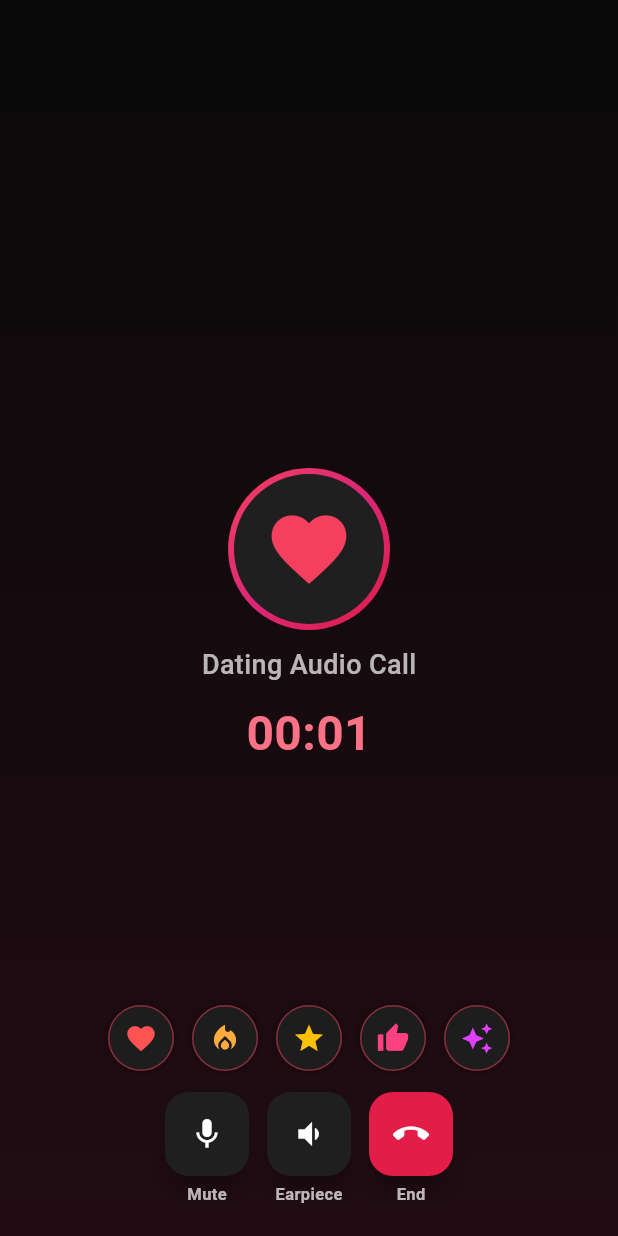
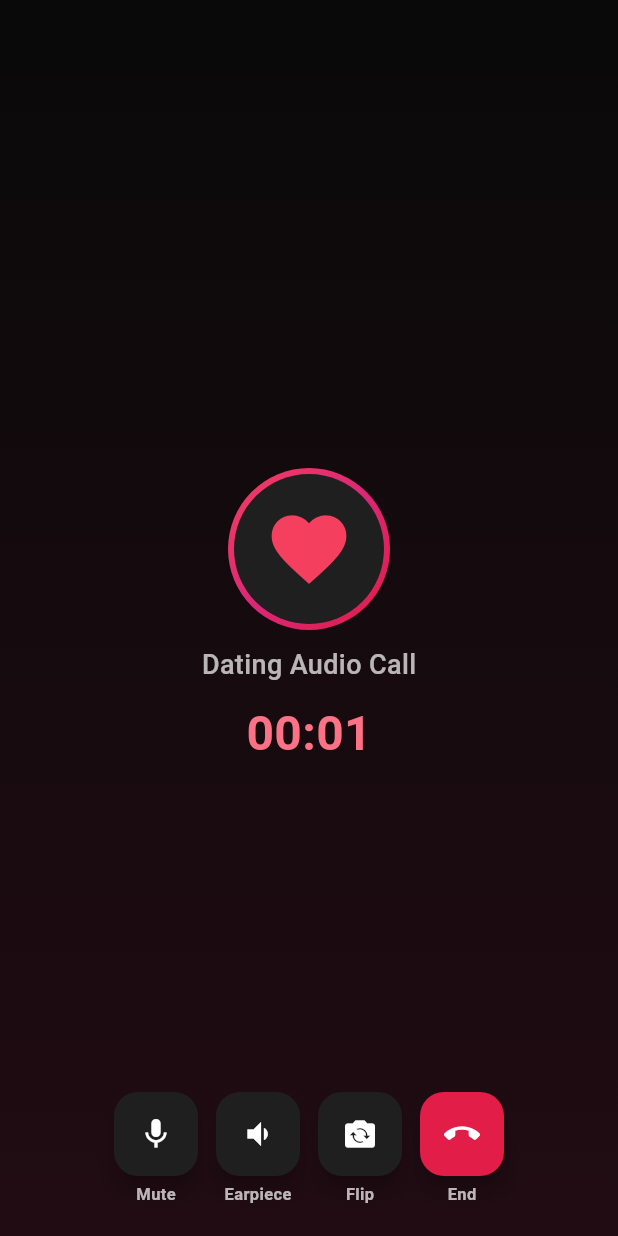
Before and after one commit to Yashveer273/dating_app, a Flutter app: the SharedCallScreen screen opened directly with empty values, on a phone screen of 412 x 824 dp. Run offline on Flutter 3.47's test engine with Material 3 defaults, Android fonts, the phone set to English and light mode, and no system bars; our stand-ins replace cloud_firestore, firebase_core, flutter_local_notifications, get, get_storage, permission_handler and 1 more; missing offline and left inert: flutter_cashfree_pg_sdk, flutter_webrtc; accounts and stored records are empty; network calls fail.

Commit message:
adio video done reaction feature removed

```diff
--- a/lib/screens/caling_agent_dashboard/callreceive/CallReactionHandler.dart
+++ b/lib/screens/caling_agent_dashboard/callreceive/CallReactionHandler.dart
@@ -1,3 +1,5 @@
+// views/caling_agent_dashboard/callreceive/CallReactionHandler.dart
+
 import 'package:flutter/material.dart';
 import 'package:socket_io_client/socket_io_client.dart' as IO;
 
@@ -16,9 +18,11 @@ class FloatingReactionIcon {
 
 mixin CallReactionHandler {
   final List<FloatingReactionIcon> floatingReactions = [];
+
   IO.Socket? get socket;
-  String get roomId;
-  VoidCallback get onStateUpdated;
+  String get roomIdRef; // 🟢 इसे कंट्रोलर के roomId से सही से मैप किया गया है
+  VoidCallback
+  get onStateUpdatedRef; // 🟢 इसे onStateUpdated से मैप किया गया है
 
   final Map<String, Map<String, dynamic>> reactionConfig = {
     'heart': {'icon': Icons.favorite, 'color': Colors.redAccent},
@@ -29,39 +33,47 @@ mixin CallReactionHandler {
   };
 
   void sendReaction(String iconKey) {
-    // 1. Local screen पर तुरंत दिखाएं
+    // 1. अपनी खुद की स्क्रीन पर तुरंत दिखाएं (Sender UI)
     triggerReactionAnimation(iconKey);
 
-    // 2. Socket के जरिए सामने वाले (Receiver) को भेजें
-    socket?.emit('send-reaction', {'roomId': roomId, 'iconKey': iconKey});
+    // 2. सॉकेट के जरिए सामने वाले को भेजें (Chrome से Mobile या Mobile से Chrome)
+    if (socket != null && socket!.connected) {
+      socket!.emit('send-reaction', {'roomId': roomIdRef, 'iconKey': iconKey});
+      debugPrint("❤️ [REACTION SENT] Key: $iconKey to Room: $roomIdRef");
+    }
   }
 
   void triggerReactionAnimation(String iconKey) {
     final config = reactionConfig[iconKey];
     if (config == null) return;
 
-    // रैंडम X पोजीशन जनरेट करें
     final double randomX = 50.0 + (DateTime.now().millisecond % 250);
 
     final reaction = FloatingReactionIcon(
-      id: DateTime.now().millisecondsSinceEpoch,
+      id: DateTime.now().millisecondsSinceEpoch + DateTime.now().microsecond,
       icon: config['icon'] as IconData,
       color: config['color'] as Color,
       startX: randomX,
     );
 
     floatingReactions.add(reaction);
-    onStateUpdated();
+
+    // 🟢 UI को तुरंत फोर्सफुली अपडेट करें ताकि दोनों (Web & Mobile) पर दिखे
+    onStateUpdatedRef();
 
     // 2.5 सेकंड बाद रिएक्शन को लिस्ट से हटा दें
     Future.delayed(const Duration(milliseconds: 2500), () {
       floatingReactions.removeWhere((item) => item.id == reaction.id);
-      onStateUpdated();
+      onStateUpdatedRef();
     });
   }
 
   void initReactionListener() {
+    socket?.off(
+      'receive-reaction',
+    ); // डुप्लीकेट लिसनर रोकने के लिए पहले साफ करें
     socket?.on('receive-reaction', (data) {
+      debugPrint("📥 [REACTION RECEIVED FROM SOCKET]: $data");
       if (data != null && data['iconKey'] != null) {
         triggerReactionAnimation(data['iconKey'].toString());
       }
--- a/lib/screens/caling_agent_dashboard/callreceive/shared_call_screen.dart
+++ b/lib/screens/caling_agent_dashboard/callreceive/shared_call_screen.dart
@@ -190,7 +190,7 @@ class _SharedCallScreenState extends State<SharedCallScreen>
 
     // 🟢 Real-time WebRTC Video View Display
     return ClipRRect(
-      borderRadius: BorderRadius.circular(isRemote ? 16 : 0),
+      borderRadius: BorderRadius.circular(isRemote ? 12 : 0),
       child: RTCVideoView(
         renderer,
         objectFit: RTCVideoViewObjectFit.RTCVideoViewObjectFitCover,
@@ -269,32 +269,7 @@ class _SharedCallScreenState extends State<SharedCallScreen>
                       )
                     : _buildAudioCallUI(),
               ),
-              ..._controller.floatingReactions.map((reaction) {
-                return Positioned(
-                  bottom: 120,
-                  left: reaction.startX,
-                  child: TweenAnimationBuilder(
-                    tween: Tween(begin: 0.0, end: 1.0),
-                    duration: const Duration(milliseconds: 2500),
-                    builder: (context, value, child) {
-                      return Transform.translate(
-                        offset: Offset(0, -value * 350),
-                        child: Opacity(
-                          opacity: (1 - value).clamp(0.0, 1.0).toDouble(),
-                          child: Transform.scale(
-                            scale: 0.8 + (value * 0.6),
-                            child: Icon(
-                              reaction.icon,
-                              size: 36,
-                              color: reaction.color,
-                            ),
-                          ),
-                        ),
-                      );
-                    },
-                  ),
-                );
-              }),
+
               Positioned.fill(
                 child: showLocalAsBig
                     ? _buildVideoPlaceholder(
@@ -364,13 +339,13 @@ class _SharedCallScreenState extends State<SharedCallScreen>
                     child: Container(
                       decoration: BoxDecoration(
                         border: Border.all(
-                          color: AppColors.primaryPink,
-                          width: 2,
+                          color: AppColors.genderDarkRadioBorder,
+                          width: 1,
                         ),
-                        borderRadius: BorderRadius.circular(16),
+
                         boxShadow: [
                           BoxShadow(
-                            color: AppColors.primaryPink.withOpacity(0.3),
+                            color: AppColors.darkCard.withOpacity(0.3),
                             blurRadius: 8,
                             spreadRadius: 2,
                           ),
@@ -426,9 +401,7 @@ class _SharedCallScreenState extends State<SharedCallScreen>
                     ),
                   ),
                 ),
-              // 🟢 1. अगर सामने वाला (Remote) म्यूट है
-              // 🟢 सिर्फ तब दिखेगा जब सामने वाला (Remote User) म्यूट होगा,
-              // और यह मैसेज बिल्कुल सही पर्सन की स्क्रीन पर जाएगा (Opposite direction में)
+
               if (_controller.isRemoteMuted)
                 Positioned(
                   top: _callType == 'video' ? 195 : 150,
@@ -470,70 +443,6 @@ class _SharedCallScreenState extends State<SharedCallScreen>
                         ],
                       ),
                     ),
-                  ),
-                ),
-              Positioned(
-                bottom: 110,
-                left: 0,
-                right: 0,
-                child: Row(
-                  mainAxisAlignment: MainAxisAlignment.center,
-                  children:
-                      [
-                        {
-                          'key': 'heart',
-                          'icon': Icons.favorite,
-                          'color': Colors.redAccent,
-                        },
-                        {
-                          'key': 'fire',
-                          'icon': Icons.local_fire_department,
-                          'color': Colors.orangeAccent,
-                        },
-                        {
-                          'key': 'star',
-                          'icon': Icons.star,
-                          'color': Colors.amber,
-                        },
-                        {
-                          'key': 'thumb',
-                          'icon': Icons.thumb_up,
-                          'color': Colors.pinkAccent,
-                        },
-                        {
-                          'key': 'sparkle',
-                          'icon': Icons.auto_awesome,
-                          'color': Colors.purpleAccent,
-                        },
-                      ].map((item) {
-                        final key = item['key'] as String;
-                        final icon = item['icon'] as IconData;
-                        final color = item['color'] as Color;
-
-                        return Padding(
-                          padding: const EdgeInsets.symmetric(horizontal: 6),
-                          child: GestureDetector(
-                            onTap: () => _controller.sendReaction(key),
-                            child: Container(
-                              padding: const EdgeInsets.all(10),
-                              decoration: BoxDecoration(
-                                color: AppColors.darkCard.withOpacity(0.9),
-                                shape: BoxShape.circle,
-                                border: Border.all(
-                                  color: AppColors.primaryPink.withOpacity(0.5),
-                                ),
-                                boxShadow: [
-                                  BoxShadow(
-                                    color: Colors.black.withOpacity(0.4),
-                                    blurRadius: 4,
-                                  ),
-                                ],
-                              ),
-                              child: Icon(icon, color: color, size: 22),
-                            ),
-                          ),
-                        );
-                      }).toList(),
                   ),
                 ),
               Positioned(
@@ -631,6 +540,31 @@ class _SharedCallScreenState extends State<SharedCallScreen>
                       mainAxisSize: MainAxisSize.min,
                       children: [
                         FloatingActionButton(
+                          heroTag: 'flip_cam_btn_$_roomId',
+                          backgroundColor: AppColors.darkCard,
+                          onPressed: () => _controller.flipCamera(),
+                          child: const Icon(
+                            Icons.flip_camera_ios,
+                            color: Colors.white,
+                          ),
+                        ),
+                        const SizedBox(height: 4),
+                        const Text(
+                          "Flip",
+                          style: TextStyle(
+                            color: Colors.white70,
+                            fontSize: 11,
+                            fontWeight: FontWeight.w600,
+                          ),
+                        ),
+                      ],
+                    ),
+
+                    const SizedBox(width: 12),
+                    Column(
+                      mainAxisSize: MainAxisSize.min,
+                      children: [
+                        FloatingActionButton(
                           heroTag: 'hangup_btn_$_roomId',
                           backgroundColor: AppColors.pinkDark,
                           onPressed: () => _controller.hangupCall(),
@@ -669,7 +603,20 @@ class _SharedCallScreenState extends State<SharedCallScreen>
           end: Alignment.bottomCenter,
         ),
       ),
-      child: Center(
+      child: Stack(
+        children: [
+          // 🟢 यह एक हिडन/अदिश्य RTCVideoView है जो केवल रिमोट ऑडियो को एक्टिवेट और प्ले करने के लिए जरूरी है
+          if (_controller.remoteStream != null)
+            SizedBox.shrink(
+              child: RTCVideoView(
+                _controller.remoteRenderer,
+                mirror: false,
+                objectFit: RTCVideoViewObjectFit.RTCVideoViewObjectFitContain,
+              ),
+            ),
+
+          // आपका पुराना ऑडियो कॉल यूआई
+          Center(
             child: Column(
               mainAxisAlignment: MainAxisAlignment.center,
               children: [
@@ -730,6 +677,8 @@ class _SharedCallScreenState extends State<SharedCallScreen>
               ],
             ),
           ),
+        ],
+      ),
     );
   }
 }
```
Also changed, not shown: lib/screens/caling_agent_dashboard/callreceive/SharedCallController.dart (+76 -18 lines). Lines whose indentation alone changed are shown as unchanged.
